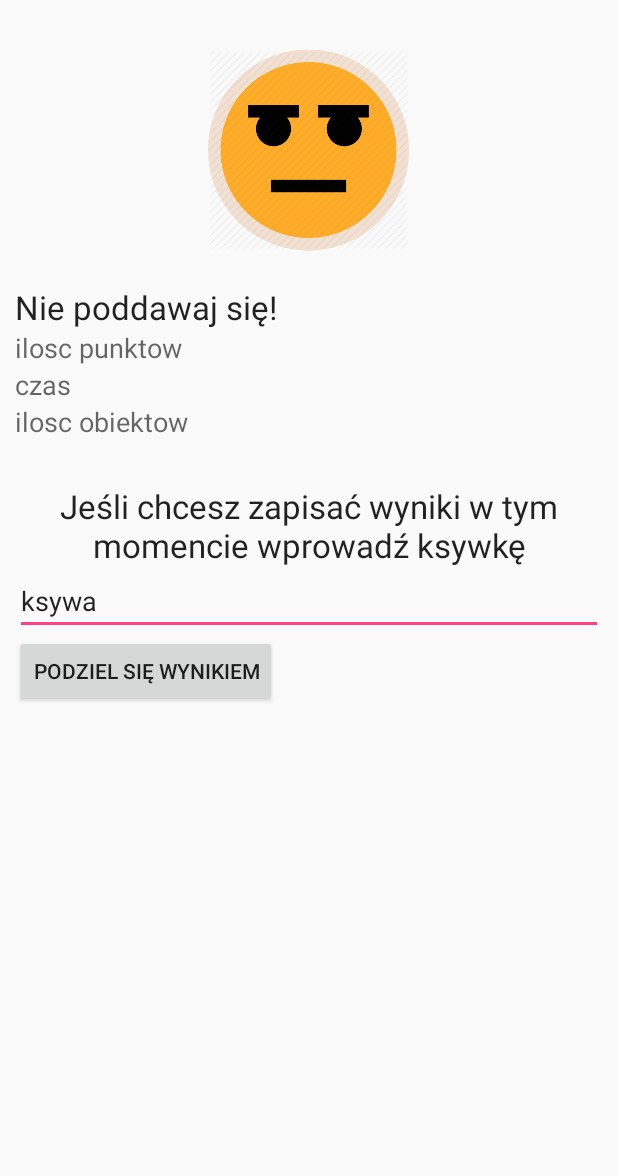
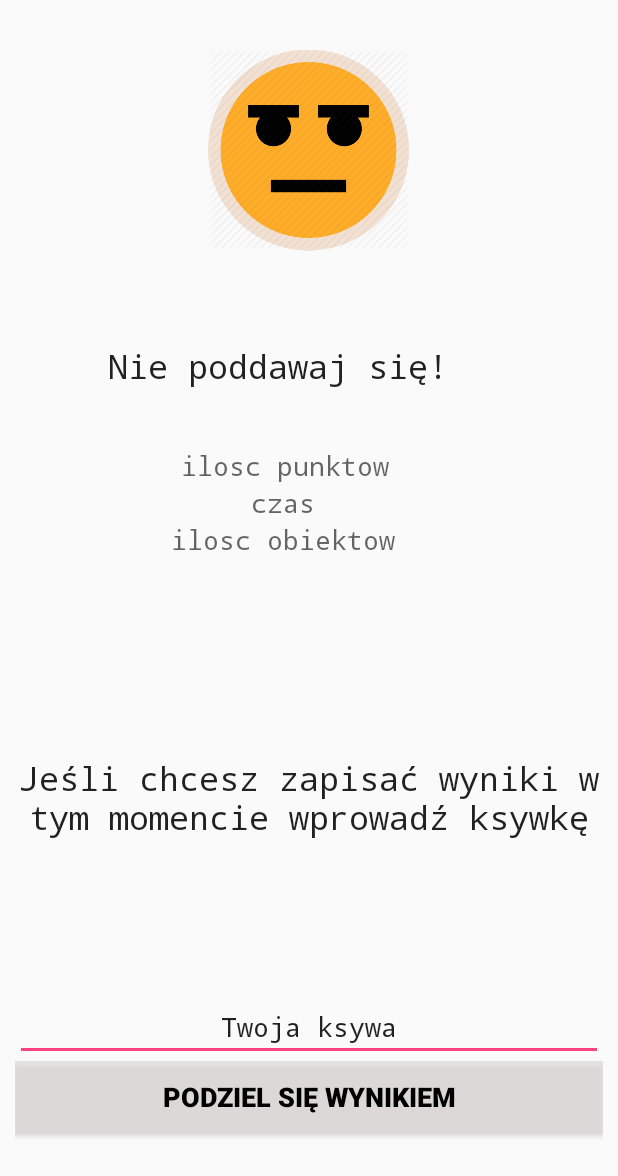
Before and after one commit to tomaszbondaruk/WarsawCitiGame, an Android app: the layout interupted_game.xml on its own in the app's theme, with its tools: preview values and no code run, on a phone screen of 412 x 824 dp. Shown: the top 1176 px of the screen. Run offline under Robolectric (Android 15) with nearby library versions, the phone set to English and light mode, and no system bars.

Commit message:
Merge branch 'master' of https://github.com/tomaszbondaruk/WarsawCitiGame
# Conflicts:
#	app/src/main/res/layout/interupted_game.xml

```diff
--- a/app/src/main/java/pl/orangeapi/warsawcitygame/layout/ScoreActivity.java
+++ b/app/src/main/java/pl/orangeapi/warsawcitygame/layout/ScoreActivity.java
@@ -28,7 +28,7 @@ public class ScoreActivity extends AppCompatActivity {
         List<Score> score = dbAdapter.getAllScores(null,null);
         ListView lv =(ListView) findViewById(R.id.scoreListView);
         final ScoreAdapter lvadapter = new ScoreAdapter(this, score);
-        Button goBack = (Button) findViewById(R.id.button_back_to_main_menu);
+        Button goBack = (Button) findViewById(R.id.go_back_to_main_menu_button);
         goBack.setOnClickListener(new View.OnClickListener(){
 
             @Override
--- a/app/src/main/res/layout/interupted_game.xml
+++ b/app/src/main/res/layout/interupted_game.xml
@@ -4,7 +4,8 @@
     android:layout_width="fill_parent"
     android:layout_height="fill_parent"
     android:orientation="vertical"
-    android:padding="10dp" >
+    android:padding="10dp"
+    android:weightSum="1">
 
     <ImageView
         android:layout_width="134dp"
@@ -15,43 +16,49 @@
         android:src="@drawable/end" />
 
     <TextView
-        android:layout_width="wrap_content"
+        android:layout_width="351dp"
         android:layout_height="wrap_content"
         android:textAppearance="?android:attr/textAppearanceLarge"
         android:text="Nie poddawaj się!"
         android:gravity="center"
-        android:id="@+id/textView9" />
+        android:id="@+id/textView9"
+        android:layout_weight="0.23"
+        android:typeface="monospace" />
 
     <TextView
-        android:layout_width="wrap_content"
+        android:layout_width="360dp"
         android:layout_height="wrap_content"
         android:textAppearance="?android:attr/textAppearanceMedium"
         android:text="ilosc punktow"
         android:gravity="center"
-        android:id="@+id/points1" />
+        android:id="@+id/points1"
+        android:typeface="monospace" />
 
     <TextView
-        android:layout_width="wrap_content"
+        android:layout_width="358dp"
         android:layout_height="wrap_content"
         android:textAppearance="?android:attr/textAppearanceMedium"
         android:text="czas"
         android:gravity="center"
-        android:id="@+id/time1" />
+        android:id="@+id/time1"
+        android:typeface="monospace" />
 
     <TextView
-        android:layout_width="wrap_content"
+        android:layout_width="357dp"
         android:layout_height="wrap_content"
         android:textAppearance="?android:attr/textAppearanceMedium"
         android:text="ilosc obiektow"
         android:gravity="center"
-        android:id="@+id/objects1" />
+        android:id="@+id/objects1"
+        android:typeface="monospace" />
 
     <TextView
         android:layout_width="wrap_content"
         android:gravity="center"
         android:layout_height="wrap_content"
         android:textAppearance="?android:attr/textAppearanceLarge"
-        android:id="@+id/textView10" />
+        android:id="@+id/textView10"
+        android:typeface="monospace" />
 
     <TextView
         android:layout_width="wrap_content"
@@ -59,18 +66,27 @@
         android:gravity="center"
         android:textAppearance="?android:attr/textAppearanceLarge"
         android:text="Jeśli chcesz zapisać wyniki w tym momencie wprowadź ksywkę"
-        android:id="@+id/textView11" />
+        android:id="@+id/textView11"
+        android:typeface="monospace"
+        android:layout_weight="0.60" />
 
     <EditText
         android:layout_width="match_parent"
         android:layout_height="wrap_content"
         android:id="@+id/nameEditText"
-        android:text="ksywa" />
+        android:text="Twoja ksywa"
+        android:typeface="monospace"
+        android:gravity="center_vertical|center_horizontal" />
 
     <Button
-        android:layout_width="wrap_content"
+        android:layout_width="match_parent"
         android:layout_height="wrap_content"
         android:text="Podziel się wynikiem"
-        android:id="@+id/face1" />
+        android:id="@+id/face1"
+        android:background="#a6dfd9d9"
+        android:typeface="normal"
+        android:textColor="#000000"
+        android:textSize="18dp"
+        android:textStyle="bold"/>
 
 </LinearLayout>
```
Also changed, not shown: app/src/main/res/layout/congratz_dialog.xml (+29 -13 lines), app/src/main/res/layout/content_score.xml (+9 -2 lines).
